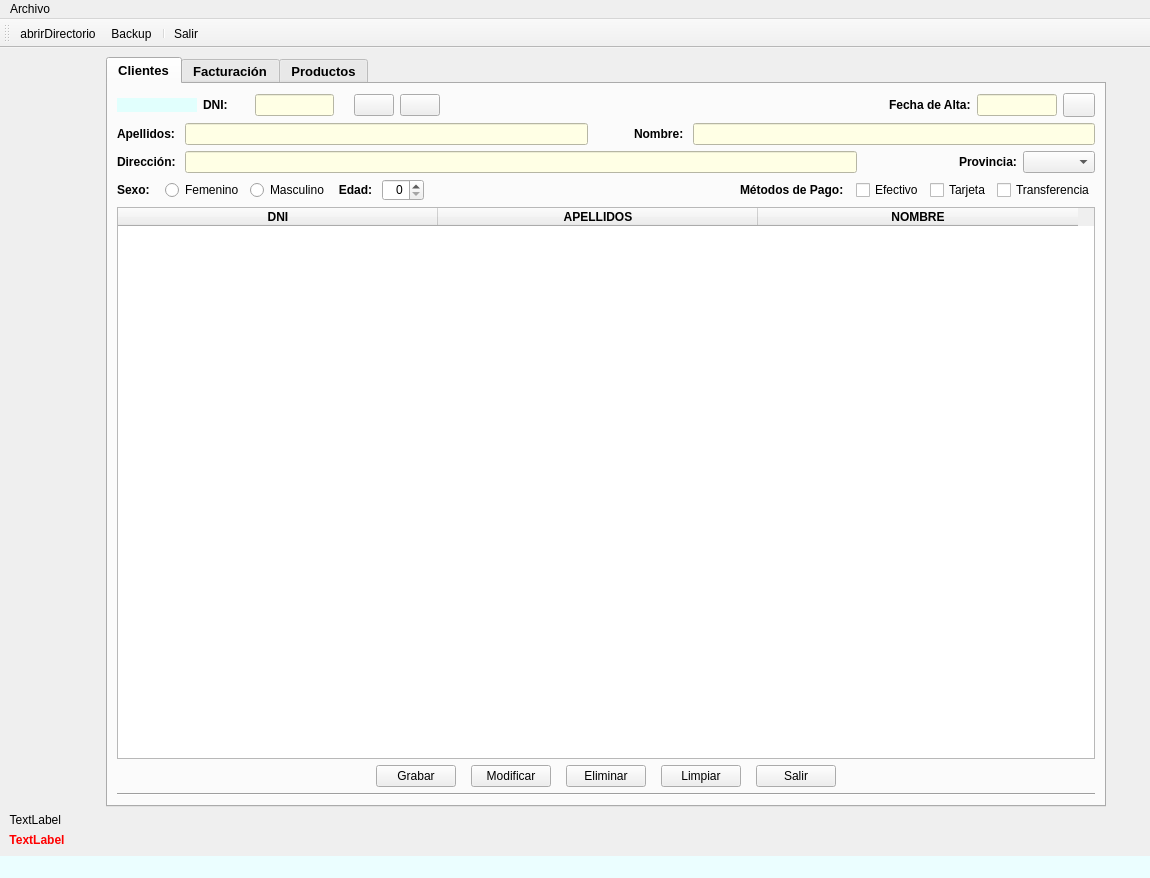
Old version of the form ventana.ui in the repository XoanCarlos/PEREZGONZALEZ.
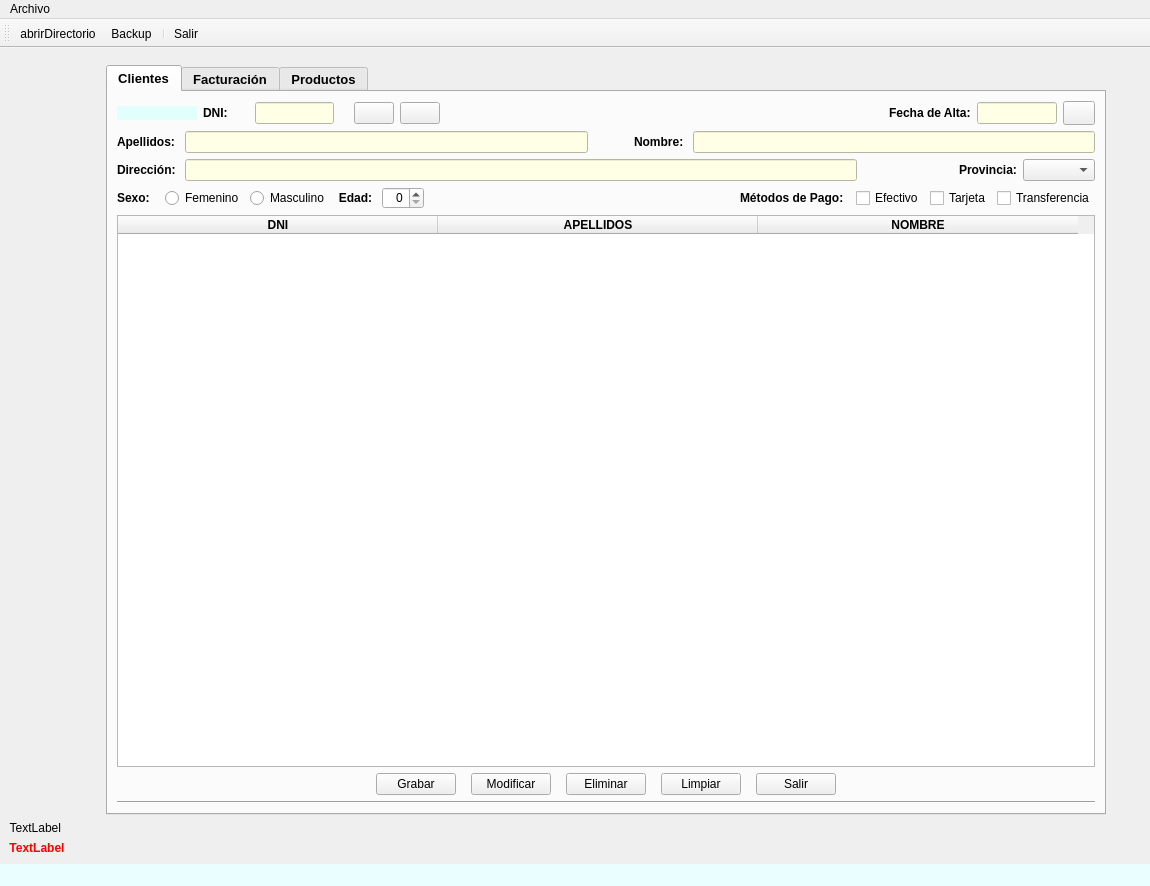
New version of the form. Icons and pictures are not drawn.

Commit message: V.0.0.9 Ventana fichero y printer

Diff of the .ui file:
```diff
--- a/ventana.ui
+++ b/ventana.ui
@@ -7,7 +7,7 @@
     <x>0</x>
     <y>0</y>
     <width>1150</width>
-    <height>867</height>
+    <height>886</height>
    </rect>
   </property>
   <property name="sizePolicy">
```
Left out of the diff: 82 changed lines with no effect on the pictures. The commit also changes 4 other files.
